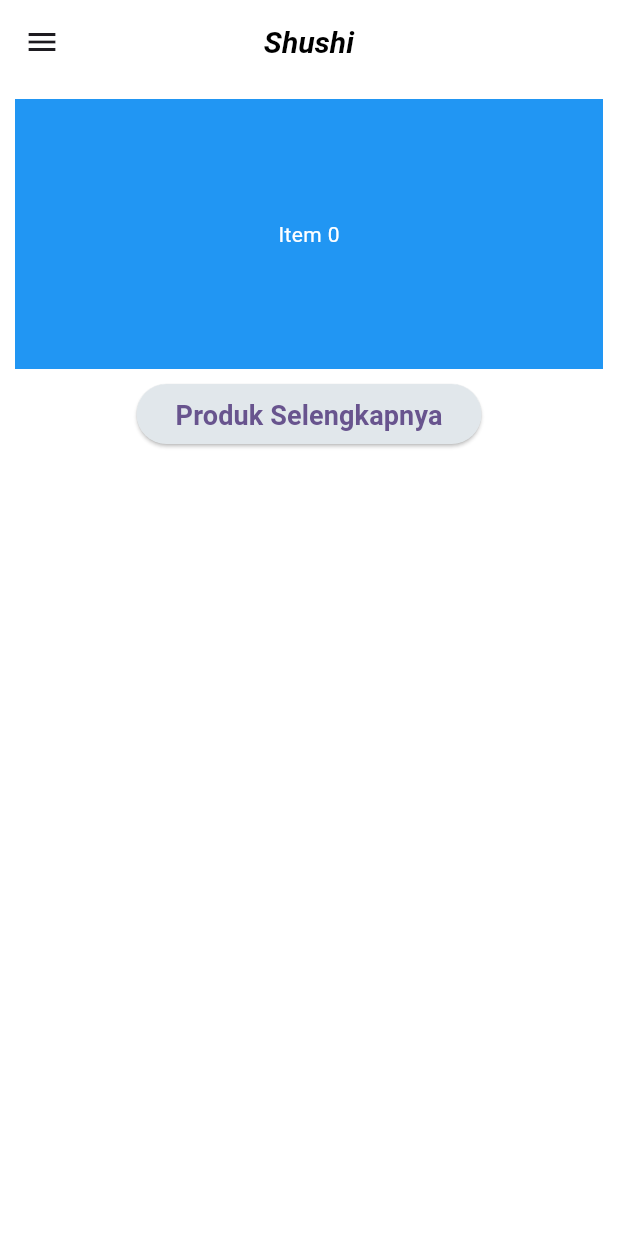
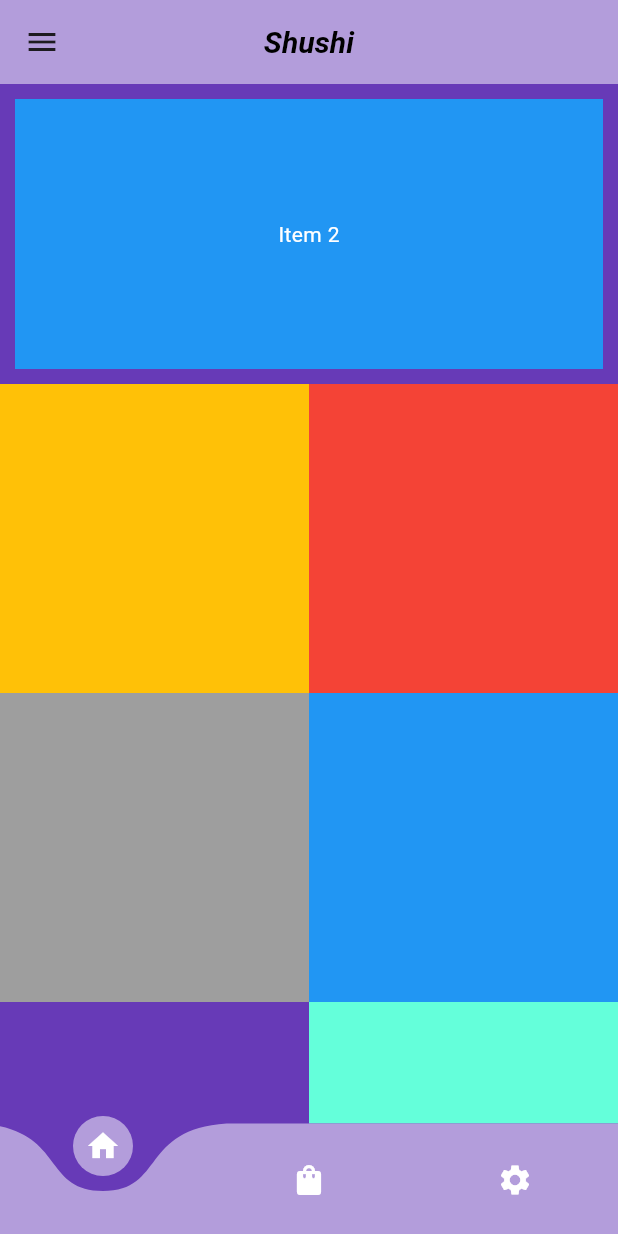
Before and after one commit to iswan9993/Pa-Mobile, a Flutter app: the screen it shows after launch, on a phone screen of 412 x 824 dp. Run offline on Flutter 3.47's test engine with Material 2 defaults, Android fonts, the phone set to English and light mode, and no system bars; drawn by our look-alikes of curved_navigation_bar.

Commit message:
edit by ultaman

```diff
--- a/flutter_application_1/lib/Home.dart
+++ b/flutter_application_1/lib/Home.dart
@@ -1,11 +1,44 @@
 import 'package:flutter/material.dart';
 import 'produk.dart';
+import 'bottom_navbar.dart';
+import 'dart:async';
 
-class HomePage extends StatelessWidget {
+class HomePage extends StatefulWidget {
+  @override
+  _HomePageState createState() => _HomePageState();
+}
+
+class _HomePageState extends State<HomePage> {
+  final PageController _pageController = PageController();
+  int _currentPage = 0;
+  Timer? _timer;
+
+  @override
+  void initState() {
+    super.initState();
+    // Atur interval dan perulangan scroll otomatis
+    _timer = Timer.periodic(Duration(seconds: 3), (timer) {
+      if (_currentPage < 5) {
+        _currentPage++;
+      } else {
+        _currentPage = 0;
+      }
+      _pageController.animateToPage(_currentPage, duration: Duration(milliseconds: 500), curve: Curves.ease);
+    });
+  }
+
+  @override
+  void dispose() {
+    _pageController.dispose();
+    _timer?.cancel(); // Hentikan timer ketika widget di dispose
+    super.dispose();
+  }
+
   @override
   Widget build(BuildContext context) {
     return Scaffold(
-        backgroundColor: Colors.white,
+      bottomNavigationBar: Navbar(),
+      backgroundColor: Colors.deepPurple,
       drawer: Drawer(
         child: ListView(
           padding: EdgeInsets.zero,
@@ -13,7 +46,7 @@ class HomePage extends StatelessWidget {
             Container(
               height: 300,
               decoration: BoxDecoration(
-                  color: Colors.amber,
+                color: Colors.deepPurple.shade200,
               ),
               child: Center(
                 child: Column(
@@ -31,78 +64,80 @@ class HomePage extends StatelessWidget {
             fontSize: 20,
             fontWeight: FontWeight.bold,
             color: Colors.black,
-                fontStyle: FontStyle.italic),
+            fontStyle: FontStyle.italic,
+          ),
         ),
         centerTitle: true,
-          backgroundColor: Colors.white,
+        backgroundColor: Colors.deepPurple.shade200,
       ),
       body: Column(
         children: [
           Container(
             height: 200,
-              width: 500, // Atur tinggi Container sesuai kebutuhan
+            width: 500,
             child: PageView.builder(
-                scrollDirection: Axis.horizontal, // Mengatur scroll ke samping
-                itemCount: 6, // Ganti sesuai jumlah item Anda
+              controller: _pageController,
+              scrollDirection: Axis.horizontal,
+              itemCount: 6,
               itemBuilder: (context, index) {
                 return Container(
-                    margin: EdgeInsets.all(10), // Atur margin sesuai kebutuhan
-                    height: 200, // Atur tinggi Container sesuai kebutuhan
-                    color: Colors.blue, // Warna latar belakang Container
+                  margin: EdgeInsets.all(10),
+                  height: 200,
+                  color: Colors.blue,
                   child: Center(
-                      child: Text('Item $index',
-                          style: TextStyle(color: Colors.white)),
+                    child: Text('Item $index', style: TextStyle(color: Colors.white)),
                   ),
                 );
               },
             ),
           ),
-            SizedBox(
-              height: 40,
-              width: 230,
-              child: ElevatedButton(
-                onPressed: () {
-                  Navigator.of(context).push(
-                    MaterialPageRoute(
-                      builder: (context) =>
-                          ProdukPage(), // Pindahkan ke halaman produk
+
+             Expanded(
+               child: GridView.count(
+                shrinkWrap: true,
+                crossAxisCount: 2,
+                children: [
+                  Container(
+                    height: 200,
+                    color: Colors.amber,
                   ),
-                  );
-                },
-                child: Text(
-                  'Produk Selengkapnya',
-                  style: TextStyle(
-                    fontSize: 18.0,
-                    fontWeight: FontWeight.bold,
+                  Container(
+                    height: 200,
+                    color: Colors.red,
+                  ),
+                  Container(
+                    height: 50,
+                    color: Colors.grey,
+                  ),
+                  Container(
+                    height: 50,
+                    color: Colors.blue,
+                  ),
+                  Container(
+                    height: 50,
+                    color: Colors.deepPurple,
+                  ),
+                  Container(
+                    height: 50,
+                    color: Colors.tealAccent,
+                  ),
+                  Container(
+                    height: 50,
+                    color: Colors.blueAccent,
+                  ),
+                  Container(
+                    height: 50,
+                    color: Colors.black54,
+                  ),
 
 
-
+                ],
                ),
-                ),
-                style: ElevatedButton.styleFrom(
-                  backgroundColor: Color.fromARGB(255, 225, 231, 235),
-                  padding: EdgeInsets.all(8.0)
+             )
 
 
+        ],
       ),
-            )
-            ),
-            // GridView.count(
-            //   crossAxisCount: 2,
-            //   children: [
-            //     Container(
-            //       height: 50,
-            //       width: 50,
-            //        color: Colors.blue,
-            //   child: Center(child: Text('Baris 1, Kolom 1')),
-            //     )
-            //   ],
-            // )
-
-
-
-          ]
-        )
     );
   }
 }
--- /dev/null
+++ b/flutter_application_1/lib/bottom_navbar.dart
@@ -0,0 +1,27 @@
+import 'package:flutter/material.dart';
+import 'package:curved_navigation_bar/curved_navigation_bar.dart';
+
+class Navbar extends StatelessWidget {
+  @override
+  Widget build(BuildContext context) {
+    return CurvedNavigationBar(
+      backgroundColor: Colors.deepPurple,
+      color: Colors.deepPurple.shade200,
+      animationDuration: Duration(milliseconds: 300),
+      items: [
+        Icon(
+          Icons.home,
+          color: Colors.white
+          ),
+        Icon(
+          Icons.shopping_bag,
+          color: Colors.white
+          ),
+        Icon(
+          Icons.settings,
+          color: Colors.white
+          )
+      ],
+    );
+  }
+}
--- a/flutter_application_1/lib/main.dart
+++ b/flutter_application_1/lib/main.dart
@@ -1,6 +1,7 @@
 import 'package:flutter/material.dart';
 import 'Home.dart';
 import 'produk.dart';
+import 'bottom_navbar.dart';
 
 void main() {
   runApp(const MyApp());
--- a/flutter_application_1/pubspec.yaml
+++ b/flutter_application_1/pubspec.yaml
@@ -35,6 +35,7 @@ dependencies:
   # The following adds the Cupertino Icons font to your application.
   # Use with the CupertinoIcons class for iOS style icons.
   cupertino_icons: ^1.0.2
+  curved_navigation_bar: ^1.0.3
 
 dev_dependencies:
   flutter_test:
```
Also changed, not shown: flutter_application_1/pubspec.lock. Lines whose indentation alone changed are shown as unchanged.
